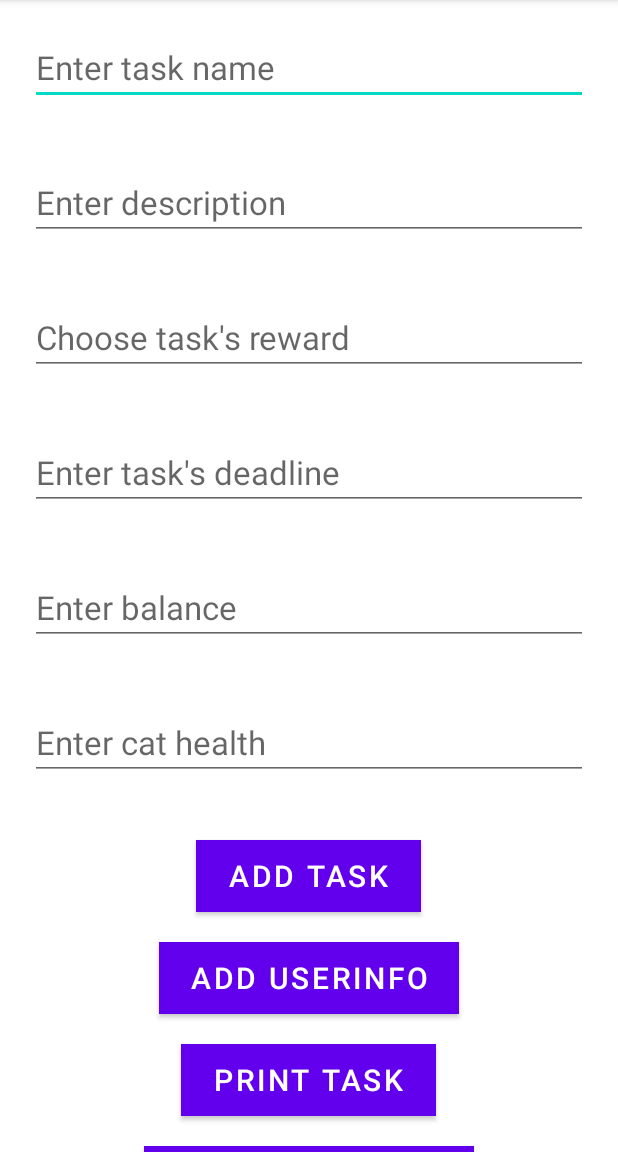
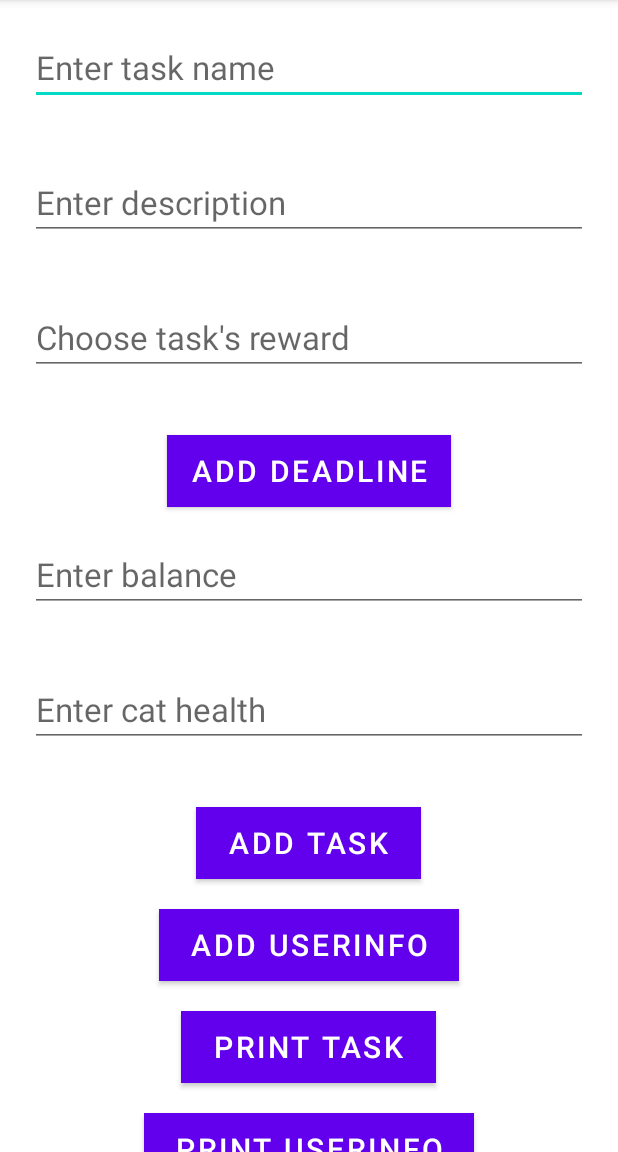
Before and after one commit to Oleh325/Boobees-BEST-test, an Android app: the screen it shows after launch (MainActivity), after a tap on "ADD TASK", on a phone screen of 412 x 824 dp, the part 84-1236 px from its top. Run offline under Robolectric (Android 15) with nearby library versions, the phone set to English and light mode, and no system bars; 3 statements that could not run were skipped; 1 other tap on this screen came first.

Commit message:
added datetime picker, proper field types for Task

```diff
--- a/app/src/main/java/com/bbdevs/app/MainActivity.kt
+++ b/app/src/main/java/com/bbdevs/app/MainActivity.kt
@@ -1,14 +1,25 @@
 package com.bbdevs.app
 
 import android.annotation.SuppressLint
+import android.app.DatePickerDialog
+import android.app.TimePickerDialog
 import android.os.Bundle
 import android.view.View
+import android.widget.DatePicker
+import android.widget.TimePicker
+import android.widget.Toast
 import androidx.appcompat.app.AppCompatActivity
-import android.widget.Toast
 import com.bbdevs.app.entity.Task
+import com.bbdevs.app.util.DateTimeUtil
 import kotlinx.android.synthetic.main.activity_main.*
+import java.time.LocalDate
+import java.time.LocalDateTime
+import java.time.LocalTime
+import java.util.*
 
-class MainActivity : AppCompatActivity() {
+class MainActivity : AppCompatActivity(), DatePickerDialog.OnDateSetListener, TimePickerDialog.OnTimeSetListener {
+
+    lateinit var pickedDeadline: LocalDateTime
 
     override fun onCreate(savedInstanceState: Bundle?) {
         super.onCreate(savedInstanceState)
@@ -22,14 +33,20 @@ class MainActivity : AppCompatActivity() {
         addTask.setOnClickListener {
             val name = enterName.text.toString()
             val description = enterDescription.text.toString()
-            val reward = enterReward.text.toString()
-            val deadline = enterDeadline.text.toString()
-            db.addTask(Task(name, description, reward, deadline))
+            val reward = enterReward.text.toString().toInt()
+            val deadline = pickedDeadline
+            if (name.isEmpty()) {
+                Toast.makeText(this, "Task name or reward cannot be empty!", Toast.LENGTH_LONG).show()
+            }
+            db.addTask(Task(name, description, reward, deadline, isCompleted = false))
             Toast.makeText(this, "$name added to database", Toast.LENGTH_LONG).show()
             enterName.text.clear()
             enterDescription.text.clear()
             enterReward.text.clear()
-            enterDeadline.text.clear()
+        }
+
+        addDeadline.setOnClickListener {
+            pickDate()
         }
 
         printTask.setOnClickListener{
@@ -38,7 +55,7 @@ class MainActivity : AppCompatActivity() {
                 Name.append("${task.name}\n")
                 Description.append("${task.description}\n")
                 Reward.append("${task.reward}\n")
-                Deadline.append("${task.deadline}\n")
+                Deadline.append("${DateTimeUtil.toHumanReadableFormat(task.deadline)}\n")
             }
         }
 
@@ -63,4 +80,25 @@ class MainActivity : AppCompatActivity() {
             cursor.close()
         }
     }
+
+    private fun pickDate() {
+        val cal = Calendar.getInstance()
+        DatePickerDialog(this, this,
+            cal.get(Calendar.YEAR),
+            cal.get(Calendar.MONTH),
+            cal.get(Calendar.DAY_OF_MONTH)).show()
+    }
+
+    override fun onDateSet(view: DatePicker?, year: Int, month: Int, dayOfMonth: Int) {
+        pickedDeadline = LocalDateTime.of(LocalDate.of(year, month, dayOfMonth), LocalTime.now())
+        val cal = Calendar.getInstance()
+        TimePickerDialog(this, this,
+            cal.get(Calendar.HOUR),
+            cal.get(Calendar.MINUTE),
+            true).show()
+    }
+
+    override fun onTimeSet(view: TimePicker?, hourOfDay: Int, minute: Int) {
+        pickedDeadline = LocalDateTime.of(pickedDeadline.toLocalDate(), LocalTime.of(hourOfDay, minute))
+    }
 }
--- a/app/src/main/java/com/bbdevs/app/entity/Task.kt
+++ b/app/src/main/java/com/bbdevs/app/entity/Task.kt
@@ -1,8 +1,11 @@
 package com.bbdevs.app.entity
+
+import java.time.LocalDateTime
 
 data class Task(
     val name: String,
     val description: String,
-    val reward: String,
-    val deadline: String
+    val reward: Int,
+    val deadline: LocalDateTime,
+    val isCompleted: Boolean
 )
--- a/app/src/main/res/layout/activity_main.xml
+++ b/app/src/main/res/layout/activity_main.xml
@@ -39,28 +39,36 @@
                 android:layout_height="wrap_content"
                 android:layout_margin="20sp"
                 android:hint="Choose task's reward"
+                android:inputType="number"
                 android:textSize="22sp" />
 
-            <EditText
-                android:id="@+id/enterDeadline"
-                android:layout_width="match_parent"
+            <Button
+                android:id="@+id/addDeadline"
+                android:layout_width="wrap_content"
                 android:layout_height="wrap_content"
-                android:layout_margin="20sp"
-                android:hint="Enter task's deadline"
-                android:textSize="22sp" />
+                android:layout_gravity="center"
+                android:layout_marginTop="20sp"
+                android:background="#0000ff"
+                android:text="Add deadline"
+                android:textColor="#FFFFFF"
+                android:textSize="20sp" />
+
             <EditText
                 android:id="@+id/enterBalance"
                 android:layout_width="match_parent"
                 android:layout_height="wrap_content"
                 android:layout_margin="20sp"
                 android:hint="Enter balance"
+                android:inputType="number"
                 android:textSize="22sp" />
+
             <EditText
                 android:id="@+id/enterCatHealth"
                 android:layout_width="match_parent"
                 android:layout_height="wrap_content"
                 android:layout_margin="20sp"
                 android:hint="Enter cat health"
+                android:inputType="number"
                 android:textSize="22sp" />
 
             <Button
@@ -196,6 +204,7 @@
                     android:textSize="22sp" />
 
             </LinearLayout>
+
         </LinearLayout>
     </ScrollView>
 
```
Also changed, not shown: app/src/main/java/com/bbdevs/app/CatAppDB.kt (+8 -5 lines), app/src/main/java/com/bbdevs/app/util/DateTimeUtil.kt (added, +17 -0 lines).
